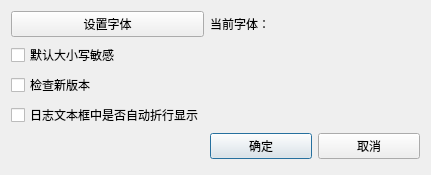
This is src/settingsdialog.ui in compilelife/loginsight as Qt 5 draws it before an edit. The edited form follows.
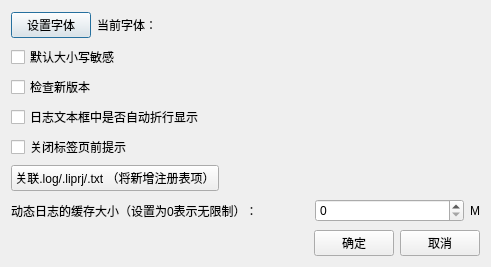
This is the edited form.

```diff
--- a/src/settingsdialog.ui
+++ b/src/settingsdialog.ui
@@ -6,69 +6,161 @@
    <rect>
     <x>0</x>
     <y>0</y>
-    <width>431</width>
-    <height>175</height>
+    <width>491</width>
+    <height>267</height>
    </rect>
   </property>
   <property name="windowTitle">
    <string>Dialog</string>
   </property>
-  <layout class="QGridLayout" name="gridLayout">
-   <item row="4" column="2">
-    <widget class="QPushButton" name="cancelBtn">
-     <property name="text">
-      <string>取消</string>
-     </property>
-     <property name="autoDefault">
-      <bool>false</bool>
-     </property>
-    </widget>
+  <layout class="QVBoxLayout" name="verticalLayout">
+   <item>
+    <layout class="QHBoxLayout" name="horizontalLayout_3" stretch="0,1">
+     <item>
+      <widget class="QPushButton" name="chooseFontBtn">
+       <property name="text">
+        <string>设置字体</string>
+       </property>
+       <property name="flat">
+        <bool>false</bool>
+       </property>
+      </widget>
+     </item>
+     <item>
+      <widget class="QLabel" name="fontLabel">
+       <property name="text">
+        <string>当前字体：</string>
+       </property>
+      </widget>
+     </item>
+    </layout>
    </item>
-   <item row="0" column="1">
-    <widget class="QLabel" name="fontLabel">
-     <property name="text">
-      <string>当前字体：</string>
-     </property>
-    </widget>
-   </item>
-   <item row="4" column="1">
-    <widget class="QPushButton" name="okBtn">
-     <property name="text">
-      <string>确定</string>
-     </property>
-    </widget>
-   </item>
-   <item row="0" column="0">
-    <widget class="QPushButton" name="chooseFontBtn">
-     <property name="text">
-      <string>设置字体</string>
-     </property>
-     <property name="flat">
-      <bool>false</bool>
-     </property>
-    </widget>
-   </item>
-   <item row="3" column="0">
-    <widget class="QCheckBox" name="wrapCheckBox">
-     <property name="text">
-      <string>日志文本框中是否自动折行显示</string>
-     </property>
-    </widget>
-   </item>
-   <item row="2" column="0">
-    <widget class="QCheckBox" name="checkUpdateCheckBox">
-     <property name="text">
-      <string>检查新版本</string>
-     </property>
-    </widget>
-   </item>
-   <item row="1" column="0">
+   <item>
     <widget class="QCheckBox" name="caseSensitiveCheckBox">
      <property name="text">
       <string>默认大小写敏感</string>
      </property>
     </widget>
    </item>
+   <item>
+    <widget class="QCheckBox" name="checkUpdateCheckBox">
+     <property name="text">
+      <string>检查新版本</string>
+     </property>
+    </widget>
+   </item>
+   <item>
+    <widget class="QCheckBox" name="wrapCheckBox">
+     <property name="text">
+      <string>日志文本框中是否自动折行显示</string>
+     </property>
+    </widget>
+   </item>
+   <item>
+    <widget class="QCheckBox" name="closeTabPromptCheckBox">
+     <property name="text">
+      <string>关闭标签页前提示</string>
+     </property>
+    </widget>
+   </item>
+   <item>
+    <layout class="QHBoxLayout" name="horizontalLayout_4">
+     <item>
+      <widget class="QPushButton" name="addFileAssociationBtn">
+       <property name="text">
+        <string>关联.log/.liprj/.txt （将新增注册表项）</string>
+       </property>
+      </widget>
+     </item>
+     <item>
+      <spacer name="horizontalSpacer_2">
+       <property name="orientation">
+        <enum>Qt::Horizontal</enum>
+       </property>
+       <property name="sizeHint" stdset="0">
+        <size>
+         <width>40</width>
+         <height>20</height>
+        </size>
+       </property>
+      </spacer>
+     </item>
+    </layout>
+   </item>
+   <item>
+    <layout class="QHBoxLayout" name="horizontalLayout" stretch="2,1,0">
+     <item>
+      <widget class="QLabel" name="label">
+       <property name="text">
+        <string>动态日志的缓存大小（设置为0表示无限制）：</string>
+       </property>
+      </widget>
+     </item>
+     <item>
+      <widget class="QSpinBox" name="dynamicLimitSpinBox">
+       <property name="buttonSymbols">
+        <enum>QAbstractSpinBox::UpDownArrows</enum>
+       </property>
+       <property name="maximum">
+        <number>500</number>
+       </property>
+       <property name="singleStep">
+        <number>10</number>
+       </property>
+      </widget>
+     </item>
+     <item>
+      <widget class="QLabel" name="label_2">
+       <property name="text">
+        <string>M</string>
+       </property>
+      </widget>
+     </item>
+    </layout>
+   </item>
+   <item>
+    <layout class="QHBoxLayout" name="horizontalLayout_2" stretch="0,0,0">
+     <property name="spacing">
+      <number>-1</number>
+     </property>
+     <property name="sizeConstraint">
+      <enum>QLayout::SetDefaultConstraint</enum>
+     </property>
+     <item>
+      <spacer name="horizontalSpacer">
+       <property name="orientation">
+        <enum>Qt::Horizontal</enum>
+       </property>
+       <property name="sizeType">
+        <enum>QSizePolicy::Expanding</enum>
+       </property>
+       <property name="sizeHint" stdset="0">
+        <size>
+         <width>40</width>
+         <height>20</height>
+        </size>
+       </property>
+      </spacer>
+     </item>
+     <item>
+      <widget class="QPushButton" name="okBtn">
+       <property name="text">
+        <string>确定</string>
+       </property>
+      </widget>
+     </item>
+     <item>
+      <widget class="QPushButton" name="cancelBtn">
+       <property name="text">
+        <string>取消</string>
+       </property>
+       <property name="autoDefault">
+        <bool>false</bool>
+       </property>
+      </widget>
+     </item>
+    </layout>
+   </item>
   </layout>
  </widget>
  <resources/>
```
